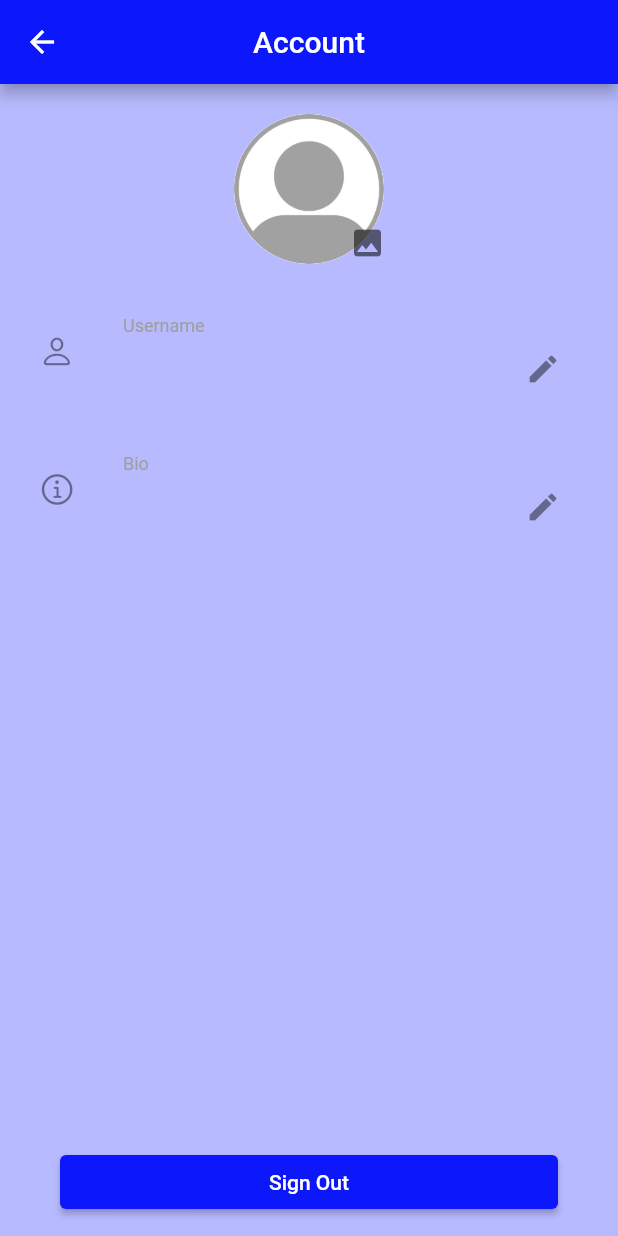
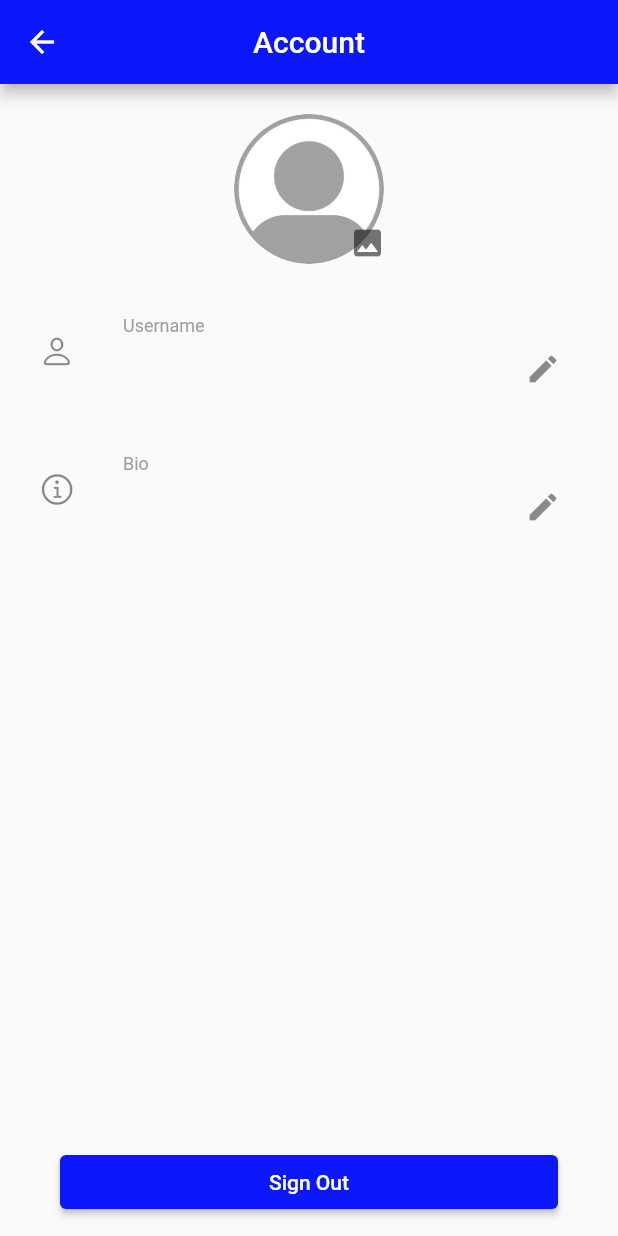
Before and after one commit to devcoolplay/CodeSlice, a Flutter app: the Settings widget shown alone on an empty page, opened directly, after a tap on "Account", on a phone screen of 412 x 824 dp. Run offline on Flutter 3.47's test engine with Material 2 defaults, Android fonts, the phone set to English and light mode, and no system bars; our stand-ins replace cloud_firestore, custom_navigation_bar, firebase_auth, firebase_core, firebase_messaging, firebase_storage and 5 more; missing offline and left inert: flutter_code_editor, flutter_devicon, highlight; accounts and stored records are empty; network calls fail.

Commit message:
darktheme update <3

```diff
--- a/lib/screens/home/SettingsTab/account.dart
+++ b/lib/screens/home/SettingsTab/account.dart
@@ -79,7 +79,6 @@ class _AccountState extends State<Account> {
   @override
   Widget build(BuildContext context) {
     return Scaffold(
-      backgroundColor: Theme.of(context).colorScheme.background,
       resizeToAvoidBottomInset: false,
       appBar: AppBar(
         title: const Text("Account"),
@@ -131,9 +130,6 @@ class _AccountState extends State<Account> {
                   inputFormatters: <TextInputFormatter>[
                     FilteringTextInputFormatter.allow(RegExp("[0-9\.a-zA-Z_]")),
                   ],
-                  style: const TextStyle(
-                    color: Colors.black,
-                  ),
                   maxLength: 32,
                   controller: _usernameController,
                   enabled: _editUsername,
@@ -209,9 +205,6 @@ class _AccountState extends State<Account> {
                 subtitle: TextFormField(
                   decoration: settingsInputDecoration,
                   maxLines: 5,
-                  style: const TextStyle(
-                    color: Colors.black,
-                  ),
                   maxLength: 128,
                   controller: _infoController,
                   enabled: _editInfo,
--- a/lib/screens/home/SettingsTab/blablub.dart
+++ b/lib/screens/home/SettingsTab/blablub.dart
@@ -11,7 +11,6 @@ class _AppearanceSettingsState extends State<AppearanceSettings> {
   @override
   Widget build(BuildContext context) {
     return Scaffold(
-      backgroundColor: Theme.of(context).colorScheme.background,
       appBar: AppBar(
         title: const Text("Appearance"),
         centerTitle: true,
--- a/lib/screens/home/SettingsTab/settings.dart
+++ b/lib/screens/home/SettingsTab/settings.dart
@@ -70,7 +70,6 @@ class _SettingsState extends State<Settings> {
                   Text(
                     UserData.username,
                     style: const TextStyle(
-                      color: Colors.black87,
                       fontSize: 16.0,
                       //fontWeight: FontWeight.bold,
                     ),
@@ -81,8 +80,11 @@ class _SettingsState extends State<Settings> {
           ),
           TextButton(
             style: settingsTextButtonStyle,
-            child: const ListTile(
-              leading: Icon(CupertinoIcons.person),
+            child: ListTile(
+              leading: Icon(
+                color: Theme.of(context).iconTheme.color,
+                CupertinoIcons.person,
+              ),
               title: Text("Account"),
               //subtitle: Text("Change your personal user data such as your username"),
               trailing: Icon(Icons.chevron_right),
@@ -93,8 +95,11 @@ class _SettingsState extends State<Settings> {
           ),
           TextButton(
             style: settingsTextButtonStyle,
-            child: const ListTile(
-              leading: Icon (CupertinoIcons.person_2),
+            child: ListTile(
+              leading: Icon (
+                color: Theme.of(context).iconTheme.color,
+                CupertinoIcons.person_2
+              ),
               title: Text("Friends"),
               trailing: Icon(Icons.chevron_right),
             ),
@@ -104,8 +109,11 @@ class _SettingsState extends State<Settings> {
           ),
           TextButton(
             style: settingsTextButtonStyle,
-            child: const ListTile(
-              leading: Icon(CupertinoIcons.lock),
+            child: ListTile(
+              leading: Icon(
+                  color: Theme.of(context).iconTheme.color,
+                  CupertinoIcons.lock
+              ),
               title: Text("Privacy"),
               //subtitle: Text("Change your personal user data such as your username"),
               trailing: Icon(Icons.chevron_right),
@@ -116,8 +124,11 @@ class _SettingsState extends State<Settings> {
           ),
           TextButton(
             style: settingsTextButtonStyle,
-            child: const ListTile(
-              leading: Icon(Icons.color_lens_outlined),
+            child: ListTile(
+              leading: Icon(
+                  color: Theme.of(context).iconTheme.color,
+                  Icons.color_lens_outlined
+              ),
               title: Text("blablub"),
               //subtitle: Text("Change your personal user data such as your username"),
               trailing: Icon(Icons.chevron_right),
@@ -128,8 +139,11 @@ class _SettingsState extends State<Settings> {
           ),
           TextButton(
             style: settingsTextButtonStyle,
-            child: const ListTile(
-              leading: Icon(CupertinoIcons.info),
+            child: ListTile(
+              leading: Icon(
+                  color: Theme.of(context).iconTheme.color,
+                  CupertinoIcons.info
+              ),
               title: Text("About CodeSlice"),
               //subtitle: Text("Change your personal user data such as your username"),
               trailing: Icon(Icons.chevron_right),
--- a/lib/shared/loading.dart
+++ b/lib/shared/loading.dart
@@ -9,9 +9,8 @@ class Loading extends StatelessWidget {
 
   @override
   Widget build(BuildContext context) {
-    return Scaffold(
-      backgroundColor: Theme.of(context).colorScheme.background,
-      body: const Center(
+    return const Scaffold(
+      body: Center(
         child: SpinKitThreeBounce(
           color: Colors.grey,
           size: 20.0,
--- a/lib/themes/dark_theme.dart
+++ b/lib/themes/dark_theme.dart
@@ -3,6 +3,11 @@ import 'package:flutter/material.dart';
 import '../shared/constants.dart';
 
 ThemeData darkTheme = ThemeData(
+  //highlightColor: Colors.white,
+  disabledColor: Colors.white,
+  iconTheme: IconThemeData(
+    color: Colors.grey[400],
+  ),
   brightness: Brightness.dark,
   appBarTheme: const AppBarTheme(
     backgroundColor: Colors.black54,
--- a/lib/themes/light_theme.dart
+++ b/lib/themes/light_theme.dart
@@ -4,6 +4,9 @@ import '../shared/constants.dart';
 
 ThemeData lightTheme = ThemeData(
   brightness: Brightness.light,
+  iconTheme: const IconThemeData(
+    color: Colors.black38,
+  ),
   visualDensity: VisualDensity.adaptivePlatformDensity,
   primarySwatch: primarySwatchColor,
 
```
Also changed, not shown: lib/screens/home/CommunityTab/community_snippet_tile.dart (+6 -3 lines), lib/screens/home/MySnippetsTab/snippet_tile.dart (+5 -2 lines), lib/screens/home/SettingsTab/friends.dart (+0 -7 lines), lib/shared/user_profile.dart (+3 -8 lines).
